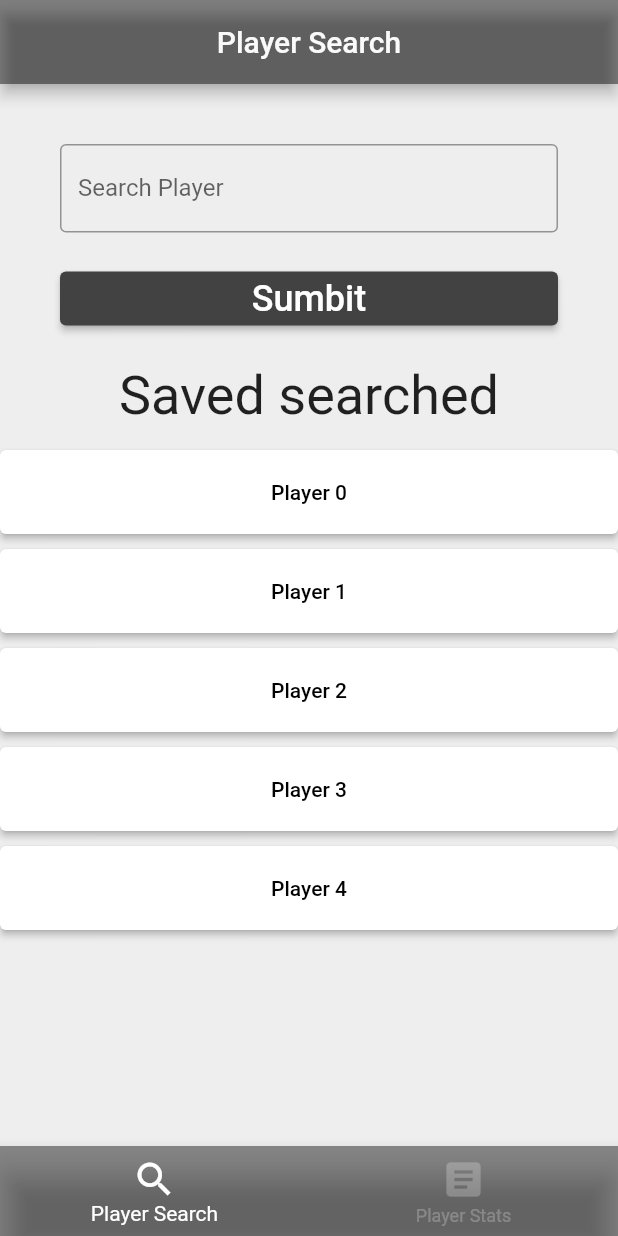
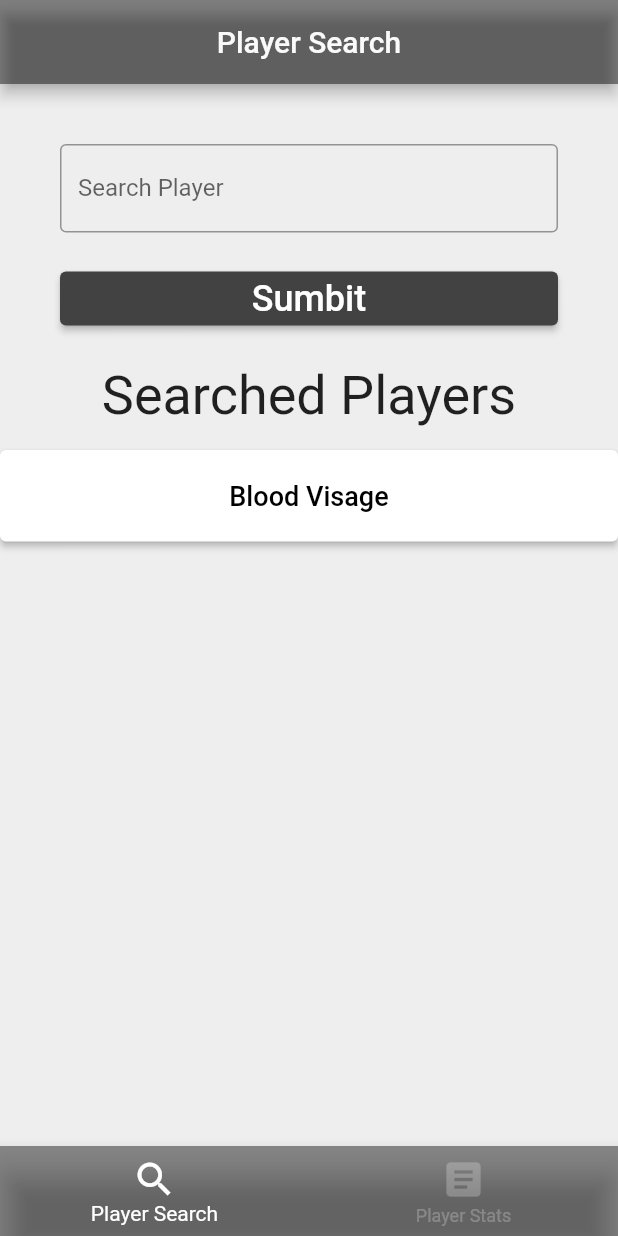
Before and after one commit to Ryan-Jonah/Runescape-Helper, a Flutter app: the screen it shows after launch, on a phone screen of 412 x 824 dp. Run offline on Flutter 3.47's test engine with Material 2 defaults, Android fonts, the light colour scheme and no system bars; our stand-ins replace convert; project files that could hold a hidden picture were left out.

Commit message:
Search players
Added functionality to search players and create player search list. Also implemented a response for players not found.

Next step is making the data persistent.

```diff
--- /dev/null
+++ b/runescape_project/lib/models/data/playerHistory.json
@@ -0,0 +1,7 @@
+{
+    "players" : [
+        {
+        "name": "blood visage"
+        }
+    ]
+}
--- /dev/null
+++ b/runescape_project/lib/models/players.dart
@@ -0,0 +1,11 @@
+import 'dart:convert';
+
+class Players {
+  final String name;
+
+  Players(this.name);
+
+  Players.fromJson(Map<String, dynamic> json) : name = json["name"];
+
+  Map<String, dynamic> toJson() => {'name': name};
+}
--- a/runescape_project/lib/player_search.dart
+++ b/runescape_project/lib/player_search.dart
@@ -1,4 +1,8 @@
 import 'package:flutter/material.dart';
+import 'dart:convert';
+import 'package:convert/convert.dart';
+
+import 'player_stats.dart';
 
 class PlayerSearch extends StatefulWidget {
   @override
@@ -6,6 +10,10 @@ class PlayerSearch extends StatefulWidget {
 }
 
 class _PlayerSearchState extends State<PlayerSearch> {
+  final TextEditingController _playerName = TextEditingController();
+
+  List<String> players = ["Blood Visage"];
+
   @override
   Widget build(BuildContext context) {
     return Scaffold(
@@ -27,13 +35,18 @@ class _PlayerSearchState extends State<PlayerSearch> {
               scrollPadding: EdgeInsets.all(20),
               decoration: InputDecoration(
                   border: OutlineInputBorder(), labelText: "Search Player"),
+              controller: _playerName,
             ),
           ),
           Container(
             width: double.infinity,
             padding: EdgeInsets.symmetric(vertical: 10, horizontal: 40),
             child: ElevatedButton(
-                onPressed: () {},
+                onPressed: () {
+                  setState(() {
+                    players.add(_playerName.text);
+                  });
+                },
                 style: ButtonStyle(
                   backgroundColor:
                       MaterialStateProperty.all<Color>(Colors.grey[800]),
@@ -47,25 +60,34 @@ class _PlayerSearchState extends State<PlayerSearch> {
             padding: EdgeInsets.symmetric(vertical: 10),
             child: FittedBox(
                 child: Text(
-              "Saved searched",
+              "Searched Players",
               style: TextStyle(fontSize: 36),
             )),
           ),
           Container(
               child: Expanded(
                   child: ListView.builder(
-                      itemCount: 5,
+                      itemCount: players.length,
                       itemBuilder: (context, index) {
                         return Container(
                             padding: EdgeInsets.symmetric(vertical: 5),
                             child: ElevatedButton(
-                                child: Text("Player ${index}"),
+                                child: Text(
+                                  players[index],
+                                  style: TextStyle(fontSize: 18),
+                                ),
                                 style: ButtonStyle(
                                     padding: MaterialStateProperty.all(
                                         EdgeInsets.all(20)),
                                     backgroundColor: MaterialStateProperty.all(
                                         Colors.white)),
-                                onPressed: () {}));
+                                onPressed: () {
+                                  Navigator.push(
+                                      context,
+                                      MaterialPageRoute(
+                                          builder: (context) => PlayerStats(
+                                              playerName: players[index])));
+                                }));
                       })))
         ],
       ),
--- a/runescape_project/pubspec.yaml
+++ b/runescape_project/pubspec.yaml
@@ -29,6 +29,9 @@ dependencies:
   # Use with the CupertinoIcons class for iOS style icons.
   cupertino_icons: ^1.0.2
   http: ^0.13.3
+  sqflite: ^2.0.0+3
+  path_provider: ^2.0.2
+  convert: ^3.0.0
 
 dev_dependencies:
   flutter_test:
```
Also changed, not shown: runescape_project/lib/player_stats.dart (+10 -8 lines), runescape_project/pubspec.lock.
